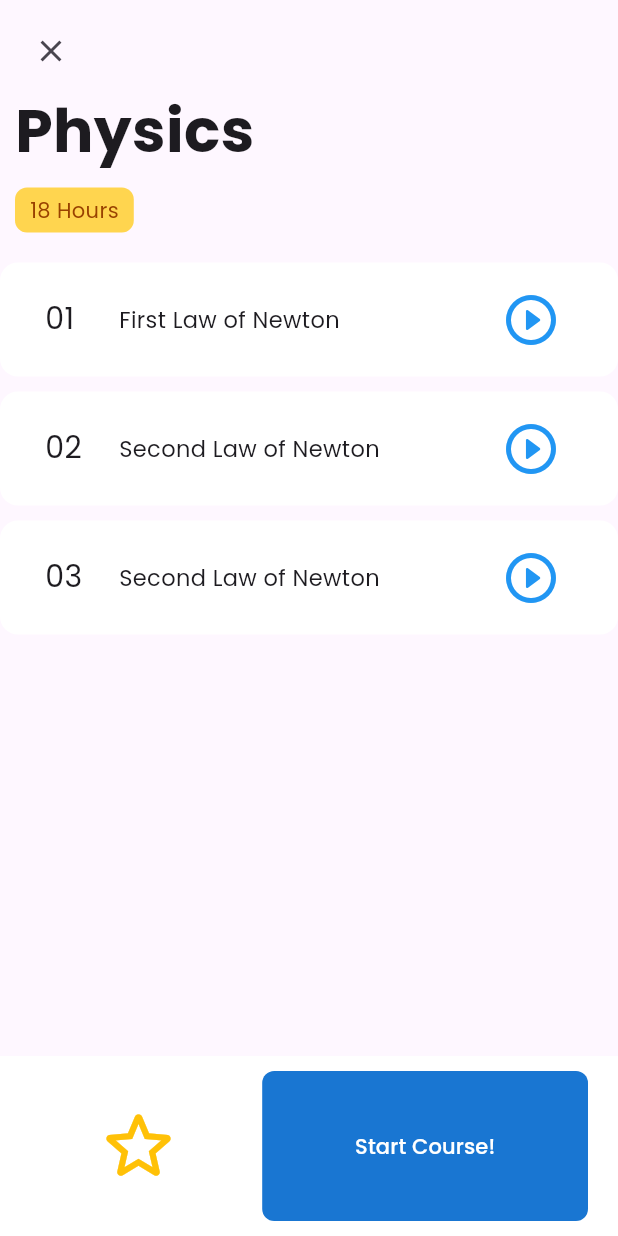
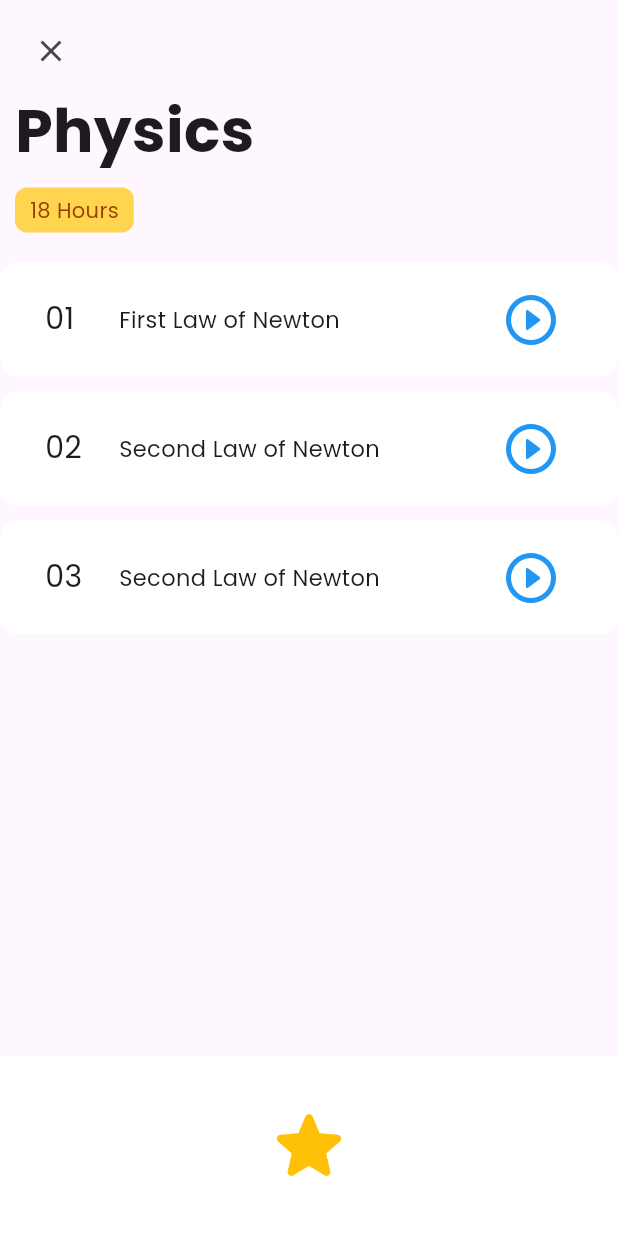
Before and after one commit to vcffff/needai, a Flutter app: the CoursePage screen opened directly with sample values from the repository, after a tap on the "star outline" icon, on a phone screen of 412 x 824 dp. Run offline on Flutter 3.47's test engine with Material 3 defaults, Android fonts, the phone set to English and light mode, and no system bars; our stand-ins replace cloud_firestore, firebase_core, google_fonts, youtube_player_iframe; accounts and stored records are empty.

Commit message:
the last of us

```diff
--- a/lib/data/services/services.dart
+++ b/lib/data/services/services.dart
@@ -29,7 +29,7 @@ class CourseVideo {
 
 List<oneCourse> originalCourses = [
   oneCourse(
-    title: 'Physics',
+   title: 'Physics',
     hours: 18,
     type: 'New',
     courseVideos: [
--- a/lib/main.dart
+++ b/lib/main.dart
@@ -2,6 +2,7 @@ import 'package:firebase_core/firebase_core.dart';
 import 'package:flutter/cupertino.dart';
 import 'package:google_fonts/google_fonts.dart';
 import 'package:needai/presentation/screens/courses.dart';
+import 'package:needai/presentation/screens/favourites.dart';
 import 'package:needai/presentation/screens/firstpage.dart';
 import 'package:needai/presentation/screens/second_page.dart';
 import 'package:needai/providers/user_provider.dart';
@@ -55,8 +56,11 @@ class _MainPageState extends State<MainPage> {
     // White Card Section
     SecondPage(),
 
-    //list of lessons
+    //list of cources
     Course(),
+
+    //favourites
+    FavoritesPage(),
   ];
   @override
   Widget build(BuildContext context) {
--- a/lib/presentation/screens/coursePagedetail.dart
+++ b/lib/presentation/screens/coursePagedetail.dart
@@ -1,5 +1,7 @@
 import 'package:flutter/material.dart';
 import 'package:needai/data/services/services.dart';
+import 'package:needai/providers/user_provider.dart';
+import 'package:provider/provider.dart';
 
 class CoursePage extends StatefulWidget {
   final oneCourse onecourse;
@@ -87,29 +89,33 @@ class _CoursePageState extends State<CoursePage> {
                   minimumSize: Size(double.infinity, 100),
                 ),
                 onPressed: () {
+  final favProvider = Provider.of<AddToFavourites>(context, listen: false);
+  final isFav = favProvider.isFavourite(widget.onecourse);
 
-                },
-                child: Icon(Icons.star_outline_rounded, size: 60),
-              ),
+  if (isFav) {
+    favProvider.removeFromFav(widget.onecourse);
+  } else {
+    favProvider.addToFav(widget.onecourse);
+  }
+
+  setState(() {});
+},
+child: Consumer<AddToFavourites>(
+  builder: (context, favProvider, _) {
+    final isFav = favProvider.isFavourite(widget.onecourse);
+    return Icon(
+      isFav ? Icons.star_rounded : Icons.star_outline_rounded,
+      size: 60,
+      color: isFav ? Colors.amber : Colors.grey,
+    );
+  },
+),
+
             ),
-            SizedBox(width: 10),
-            Expanded(
-              flex: 3,
-              child: FilledButton(
-                style: FilledButton.styleFrom(
-                  backgroundColor: Colors.blue[700],
-                  foregroundColor: Colors.white,
-                  shape: RoundedRectangleBorder(
-                    borderRadius: BorderRadius.circular(8),
-                  ),
-                  minimumSize: Size(double.infinity, 100),
-                ),
-                onPressed: () {},
-                child: Text('Start Course!'),
-              ),
-            ),
-          ],
-        ),
+
+      ),
+          ]
+        )
       ),
     );
   }
--- a/lib/presentation/screens/courses/oneCourse.dart
+++ b/lib/presentation/screens/courses/oneCourse.dart
@@ -5,7 +5,7 @@ import 'package:needai/presentation/screens/coursePagedetail.dart';
 class OneCourse extends StatelessWidget {
   final oneCourse onecourse;
 
-  const OneCourse({super.key, required this.onecourse});
+ OneCourse({super.key, required this.onecourse});
   @override
   Widget build(BuildContext context) {
     return InkWell(
@@ -13,7 +13,7 @@ class OneCourse extends StatelessWidget {
         Navigator.push(
           context,
           MaterialPageRoute(
-            builder: (context) => CoursePage(onecourse: onecourse),
+            builder: (context) => CoursePage(onecourse:onecourse ,),
           ),
         );
       },
--- a/lib/providers/user_provider.dart
+++ b/lib/providers/user_provider.dart
@@ -1,24 +1,23 @@
 import 'package:flutter/material.dart';
-import 'package:needai/presentation/screens/courses/oneCourse.dart';
+import 'package:needai/data/services/services.dart';
+class AddToFavourites extends ChangeNotifier {
+  final List<oneCourse> _favourites = [];
 
-class AddToFavourites extends ChangeNotifier {
-  final List<OneCourse> _favourites = [];
+  List<oneCourse> get favourites => _favourites;
 
-  List<OneCourse> get favourites => _favourites;
-
-  void addToFav(OneCourse course) {
+  void addToFav(oneCourse course) {
     if (!_favourites.contains(course)) {
       _favourites.add(course);
       notifyListeners();
     }
   }
 
-  void removeFromFav(OneCourse course) {
-    _favourites.remove(course);
+  void removeFromFav(oneCourse cource) {
+    _favourites.remove(cource);
     notifyListeners();
   }
 
-  bool isFavourite(OneCourse course) {
+  bool isFavourite(oneCourse course) {
     return _favourites.contains(course);
   }
 }
```
Also changed, not shown: lib/presentation/screens/favourites.dart (added, +41 -0 lines), lib/presentation/screens/second_page.dart (+15 -7 lines), web_entrypoint.dart (added).
